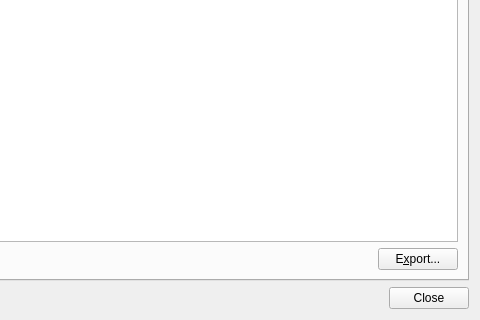
This is src/qt-widgets/EulerPoleDialogUi.ui in GPlates/GPlates as Qt 5 draws it before an edit; both pictures show x 310 to 790 and y 140 to 460 of the 790 by 460 pixel window. The edited form follows.
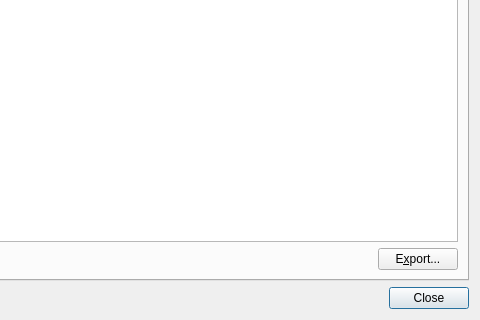
This is the edited form. Icons and pictures are not drawn.

```diff
--- a/src/qt-widgets/EulerPoleDialogUi.ui
+++ b/src/qt-widgets/EulerPoleDialogUi.ui
@@ -439,6 +439,9 @@
        <property name="text" >
         <string>Close</string>
        </property>
+       <property name="default" >
+        <bool>true</bool>
+       </property>
       </widget>
      </item>
     </layout>
```
